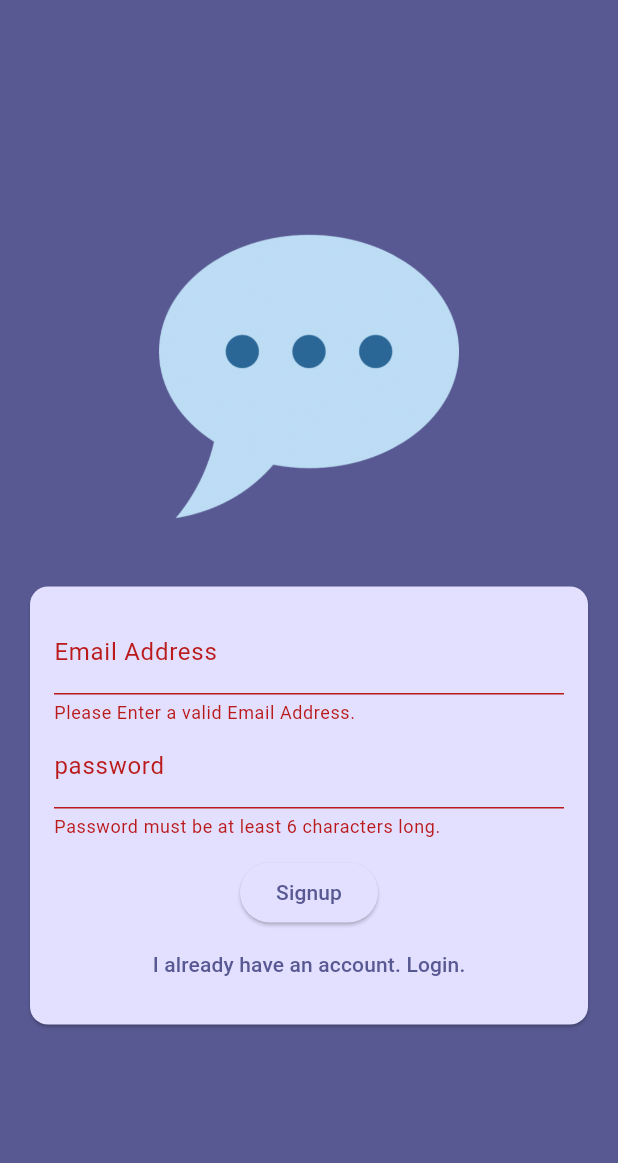
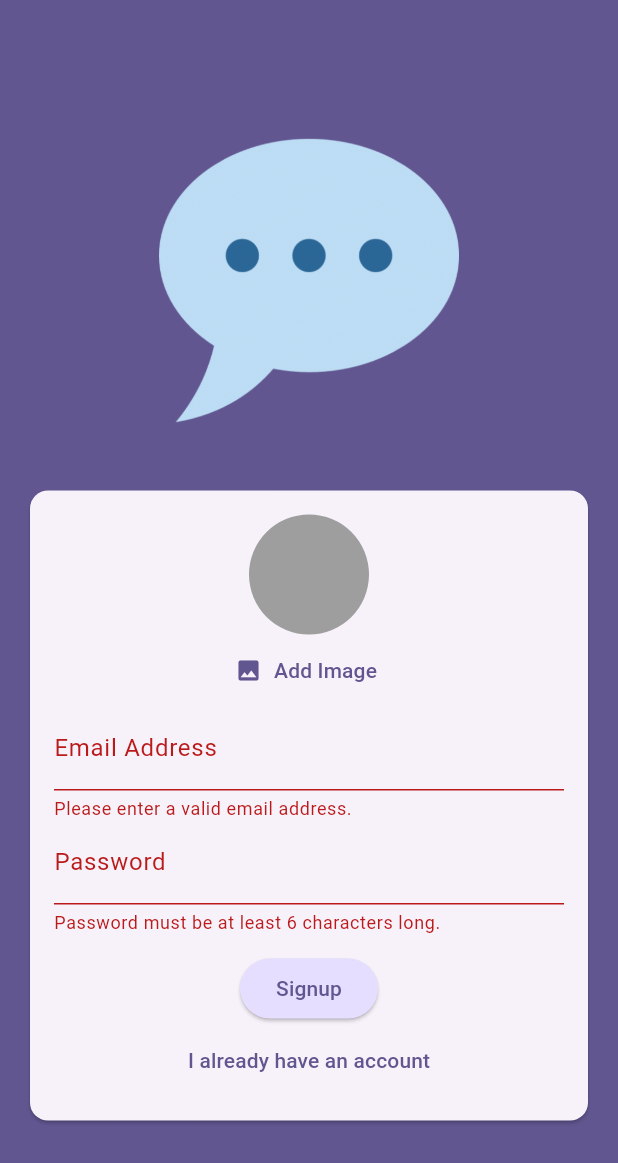
Before and after one commit to rhtmahour/flutter_messenger_app, a Flutter app: the screen it shows after launch, after a tap on "Login", after a tap on "Create an account", on a phone screen of 412 x 824 dp. Shown: the top 1163 px of the screen. Run offline on Flutter 3.47's test engine with Material 3 defaults, Android fonts, the phone set to English and light mode, and no system bars; our stand-ins replace firebase_auth, firebase_core, firebase_storage, image_picker; accounts and stored records are empty.

Commit message:
Todays code on date 26-11-2024

```diff
--- a/lib/main.dart
+++ b/lib/main.dart
@@ -1,9 +1,11 @@
+import 'package:flutter/material.dart';
+import 'package:firebase_auth/firebase_auth.dart';
+import 'package:firebase_core/firebase_core.dart';
+
+import 'package:chat_app/screens/splash.dart';
 import 'package:chat_app/screens/chat.dart';
-import 'package:firebase_auth/firebase_auth.dart';
-import 'package:flutter/material.dart';
+import 'firebase_options.dart';
 import 'package:chat_app/screens/auth.dart';
-import 'package:firebase_core/firebase_core.dart';
-import 'firebase_options.dart';
 
 void main() async {
   WidgetsFlutterBinding.ensureInitialized();
@@ -24,15 +26,19 @@ class App extends StatelessWidget {
       theme: ThemeData().copyWith(
         useMaterial3: true,
         colorScheme: ColorScheme.fromSeed(
-          seedColor: const Color.fromARGB(255, 1, 1, 2),
-        ),
+            seedColor: const Color.fromARGB(255, 63, 17, 177)),
       ),
       home: StreamBuilder(
           stream: FirebaseAuth.instance.authStateChanges(),
           builder: (ctx, snapshot) {
+            if (snapshot.connectionState == ConnectionState.waiting) {
+              return const SplashScreen();
+            }
+
             if (snapshot.hasData) {
               return const ChatScreen();
             }
+
             return const AuthScreen();
           }),
     );
--- a/lib/screens/auth.dart
+++ b/lib/screens/auth.dart
@@ -1,3 +1,7 @@
+import 'dart:io';
+
+import 'package:chat_app/widgets/user_image_picker.dart';
+import 'package:firebase_storage/firebase_storage.dart';
 import 'package:flutter/material.dart';
 import 'package:firebase_auth/firebase_auth.dart';
 
@@ -7,38 +11,59 @@ class AuthScreen extends StatefulWidget {
   const AuthScreen({super.key});
 
   @override
-  State<AuthScreen> createState() => _AuthScreenState();
+  State<AuthScreen> createState() {
+    return _AuthScreenState();
+  }
 }
 
 class _AuthScreenState extends State<AuthScreen> {
   final _form = GlobalKey<FormState>();
+
   var _isLogin = true;
   var _enteredEmail = '';
   var _enteredPassword = '';
+  File? _selectedImage;
+  var _isAuthenticating = false;
 
   void _submit() async {
     final isValid = _form.currentState!.validate();
-    if (!isValid) {
+
+    if (!isValid || !_isLogin && _selectedImage == null) {
+      // show error message ...
       return;
     }
+
     _form.currentState!.save();
+
     try {
+      setState(() {
+        _isAuthenticating = true;
+      });
       if (_isLogin) {
-        // Await the result of signInWithEmailAndPassword
         final userCredentials = await _firebase.signInWithEmailAndPassword(
             email: _enteredEmail, password: _enteredPassword);
       } else {
-        // Await the result of createUserWithEmailAndPassword
         final userCredentials = await _firebase.createUserWithEmailAndPassword(
             email: _enteredEmail, password: _enteredPassword);
+
+        final storageRef = FirebaseStorage.instance
+            .ref()
+            .child('user_images')
+            .child('${userCredentials.user!.uid}.jpg');
+
+        await storageRef.putFile(_selectedImage!);
+        final imageUrl = await storageRef.getDownloadURL();
+        print(imageUrl);
       }
     } on FirebaseAuthException catch (error) {
       if (error.code == 'email-already-in-use') {
-        // ... handle the error
+        // ...
       }
       ScaffoldMessenger.of(context).clearSnackBars();
       ScaffoldMessenger.of(context).showSnackBar(
-        SnackBar(content: Text(error.message ?? 'Authentication failed')),
+        SnackBar(
+          content: Text(error.message ?? 'Authentication failed.'),
+        ),
       );
     }
   }
@@ -63,7 +88,6 @@ class _AuthScreenState extends State<AuthScreen> {
                 child: Image.asset('assets/images/chat.png'),
               ),
               Card(
-                color: Theme.of(context).colorScheme.primaryContainer,
                 margin: const EdgeInsets.all(20),
                 child: SingleChildScrollView(
                   child: Padding(
@@ -73,6 +97,12 @@ class _AuthScreenState extends State<AuthScreen> {
                       child: Column(
                         mainAxisSize: MainAxisSize.min,
                         children: [
+                          if (!_isLogin)
+                            UserImagePicker(
+                              onPickImage: (pickedImage) {
+                                _selectedImage = pickedImage;
+                              },
+                            ),
                           TextFormField(
                             decoration: const InputDecoration(
                                 labelText: 'Email Address'),
@@ -83,7 +113,7 @@ class _AuthScreenState extends State<AuthScreen> {
                               if (value == null ||
                                   value.trim().isEmpty ||
                                   !value.contains('@')) {
-                                  return 'Please Enter a valid Email Address.';
+                                return 'Please enter a valid email address.';
                               }
 
                               return null;
@@ -94,7 +124,7 @@ class _AuthScreenState extends State<AuthScreen> {
                           ),
                           TextFormField(
                             decoration:
-                                  const InputDecoration(labelText: 'password'),
+                                const InputDecoration(labelText: 'Password'),
                             obscureText: true,
                             validator: (value) {
                               if (value == null || value.trim().length < 6) {
@@ -106,9 +136,10 @@ class _AuthScreenState extends State<AuthScreen> {
                               _enteredPassword = value!;
                             },
                           ),
-                            const SizedBox(
-                              height: 12,
-                            ),
+                          const SizedBox(height: 12),
+                          if (_isAuthenticating)
+                            const CircularProgressIndicator(),
+                          if (!_isAuthenticating)
                             ElevatedButton(
                               onPressed: _submit,
                               style: ElevatedButton.styleFrom(
@@ -116,7 +147,9 @@ class _AuthScreenState extends State<AuthScreen> {
                                     .colorScheme
                                     .primaryContainer,
                               ),
-                                child: Text(_isLogin ? 'Login' : 'Signup')),
+                              child: Text(_isLogin ? 'Login' : 'Signup'),
+                            ),
+                          if (!_isAuthenticating)
                             TextButton(
                               onPressed: () {
                                 setState(() {
@@ -125,12 +158,14 @@ class _AuthScreenState extends State<AuthScreen> {
                               },
                               child: Text(_isLogin
                                   ? 'Create an account'
-                                    : 'I already have an account. Login.')),
+                                  : 'I already have an account'),
+                            ),
                         ],
-                        )),
                       ),
                     ),
-              )
+                  ),
+                ),
+              ),
             ],
           ),
         ),
--- /dev/null
+++ b/lib/screens/splash.dart
@@ -0,0 +1,17 @@
+import 'package:flutter/material.dart';
+
+class SplashScreen extends StatelessWidget {
+  const SplashScreen({super.key});
+
+  @override
+  Widget build(BuildContext context) {
+    return Scaffold(
+      appBar: AppBar(
+        title: const Text('FlutterChat'),
+      ),
+      body: const Center(
+        child: Text('Loading...'),
+      ),
+    );
+  }
+}
--- /dev/null
+++ b/lib/widgets/user_image_picker.dart
@@ -0,0 +1,64 @@
+import 'dart:io';
+
+import 'package:flutter/material.dart';
+import 'package:image_picker/image_picker.dart';
+
+class UserImagePicker extends StatefulWidget {
+  const UserImagePicker({
+    super.key,
+    required this.onPickImage,
+  });
+
+  final void Function(File pickedImage) onPickImage;
+
+  @override
+  State<UserImagePicker> createState() {
+    return _UserImagePickerState();
+  }
+}
+
+class _UserImagePickerState extends State<UserImagePicker> {
+  File? _pickedImageFile;
+
+  void _pickImage() async {
+    final pickedImage = await ImagePicker().pickImage(
+      source: ImageSource.camera,
+      imageQuality: 50,
+      maxWidth: 150,
+    );
+
+    if (pickedImage == null) {
+      return;
+    }
+
+    setState(() {
+      _pickedImageFile = File(pickedImage.path);
+    });
+
+    widget.onPickImage(_pickedImageFile!);
+  }
+
+  @override
+  Widget build(BuildContext context) {
+    return Column(
+      children: [
+        CircleAvatar(
+          radius: 40,
+          backgroundColor: Colors.grey,
+          foregroundImage:
+              _pickedImageFile != null ? FileImage(_pickedImageFile!) : null,
+        ),
+        TextButton.icon(
+          onPressed: _pickImage,
+          icon: const Icon(Icons.image),
+          label: Text(
+            'Add Image',
+            style: TextStyle(
+              color: Theme.of(context).colorScheme.primary,
+            ),
+          ),
+        )
+      ],
+    );
+  }
+}
--- a/pubspec.yaml
+++ b/pubspec.yaml
@@ -39,6 +39,8 @@ dependencies:
   firebase_auth: ^5.3.3
   socket_io_client: ^3.0.2
   http: ^1.2.2
+  firebase_storage: ^12.3.6
+  image_picker: ^1.1.2
 
 dev_dependencies:
   flutter_test:
```
Also changed, not shown: lib/screens/chat.dart (+33 -16 lines), pubspec.lock, 5 other files. Lines whose indentation alone changed are shown as unchanged.
